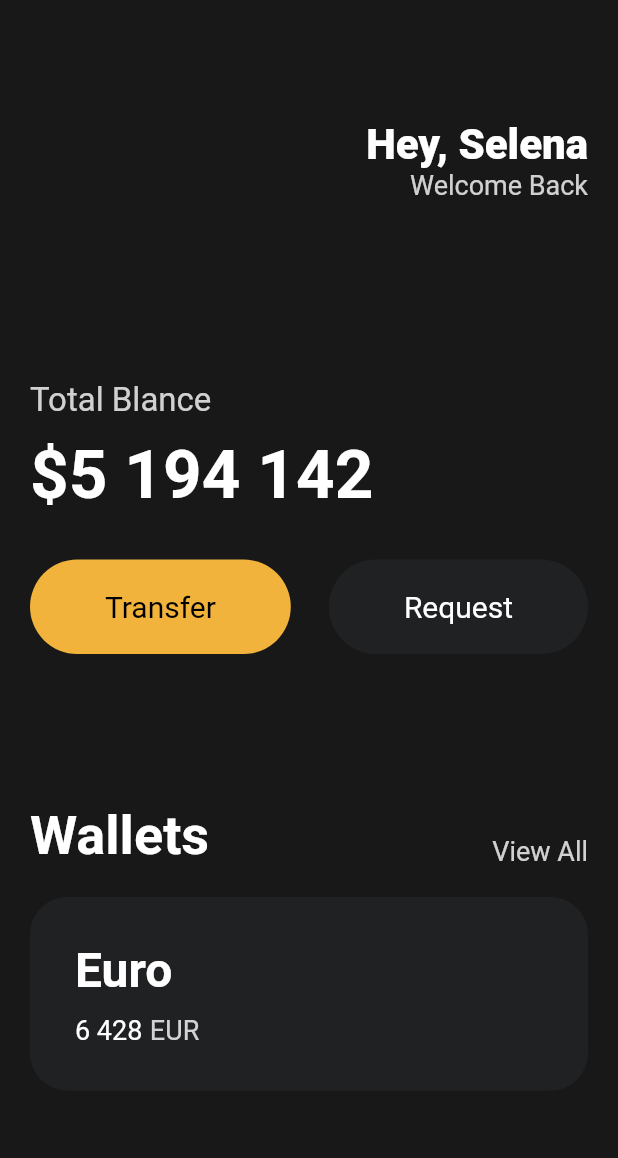
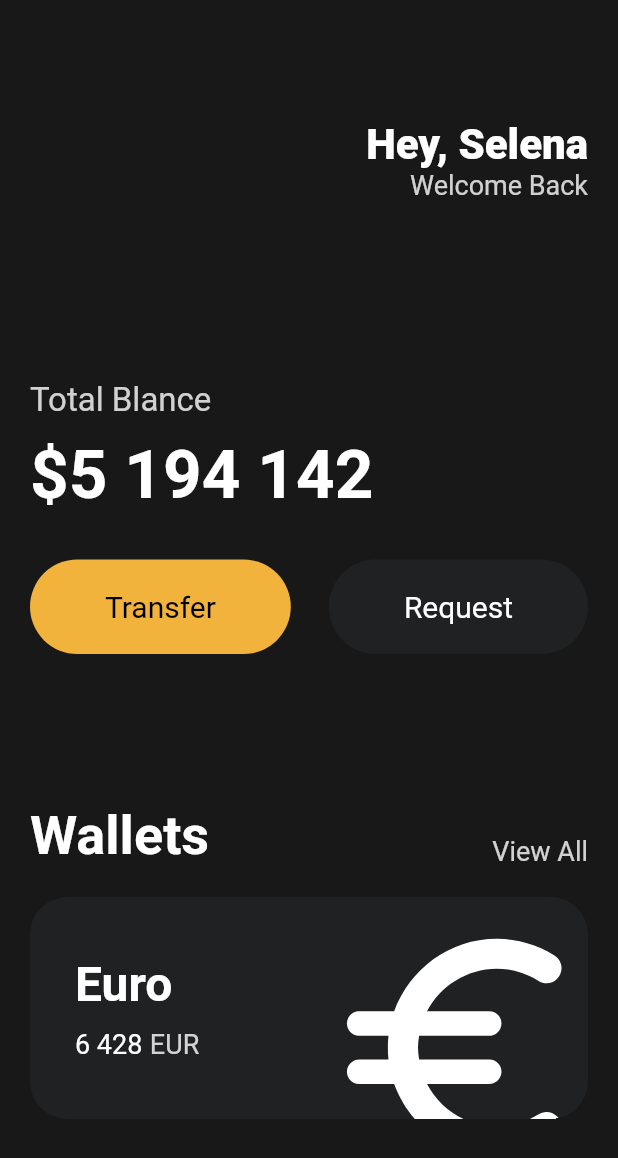
Before and after one commit to gretea5/learn-flutter, a Flutter app: the screen it shows after launch, on a phone screen of 412 x 824 dp. Shown: the top 1158 px of the screen. Run offline on Flutter 3.47's test engine with Material 2 defaults, Android fonts, the phone set to English and light mode, and no system bars.

Commit message:
#3.7 Icons and Transforms

```diff
--- a/toonflix/lib/main.dart
+++ b/toonflix/lib/main.dart
@@ -115,6 +115,7 @@ class App extends StatelessWidget {
                 height: 20,
               ),
               Container(
+                clipBehavior: Clip.hardEdge,
                 decoration: BoxDecoration(
                   color: const Color(0xFF1F2123),
                   borderRadius: BorderRadius.circular(25),
@@ -122,6 +123,7 @@ class App extends StatelessWidget {
                 child: Padding(
                   padding: const EdgeInsets.all(30),
                   child: Row(
+                    mainAxisAlignment: MainAxisAlignment.spaceBetween,
                     children: [
                       Column(
                         crossAxisAlignment: CrossAxisAlignment.start,
@@ -160,9 +162,21 @@ class App extends StatelessWidget {
                           )
                         ],
                       ),
+                      Transform.scale(
+                        scale: 2.2,
+                        child: Transform.translate(
+                          offset: const Offset(-5, 12),
+                          child: const Icon(
+                            Icons.euro_rounded,
+                            color: Colors.white,
+                            size: 88,
+                          ),
+                        ),
+                      ),
                     ],
                   ),
-                  )),
+                ),
+              ),
             ],
           ),
         ),
```
Lines whose indentation alone changed are shown as unchanged.
